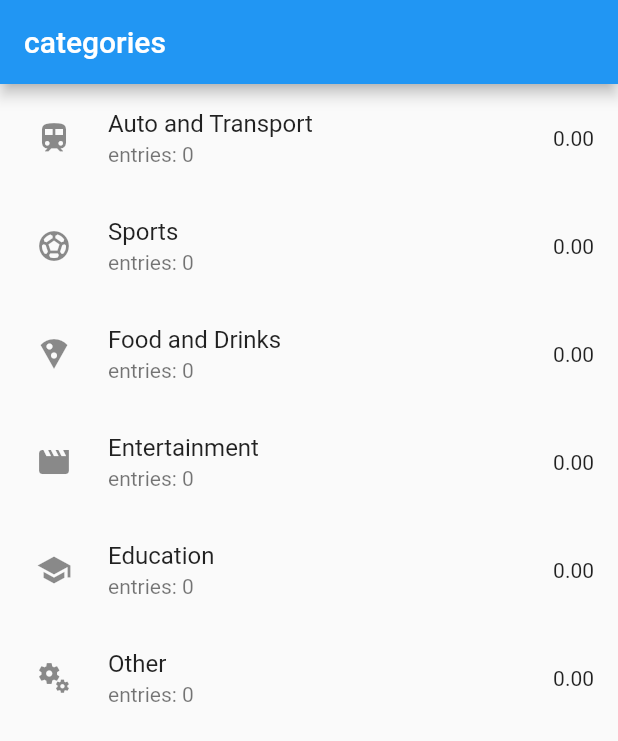
After one commit to MahdiMohammadi98125/expense-tacker-app, a Flutter app: the screen it shows after launch, on a phone screen of 412 x 824 dp. The commit adds this screen. Shown: the top 741 px of the screen. Run offline on Flutter 3.47's test engine with Material 2 defaults, Android fonts, the phone set to English and light mode, and no system bars; our stand-ins replace sqflite; accounts and stored records are empty.

Commit message:
category list widget added

```diff
--- a/lib/screens/category_screen.dart
+++ b/lib/screens/category_screen.dart
@@ -1,5 +1,5 @@
 import 'package:flutter/material.dart';
-import '../widgets/category_fetcher.dart';
+import '../widgets/category_screen/category_fetcher.dart';
 
 class CategoryScreen extends StatelessWidget {
   const CategoryScreen({super.key});
--- a/lib/widgets/category_fetcher.dart
+++ b/lib/widgets/category_screen/category_fetcher.dart
@@ -3,7 +3,8 @@
 import 'package:expense_tracker_app/models/database_provider.dart';
 import 'package:flutter/material.dart';
 import 'package:provider/provider.dart';
-import '../models/database_provider.dart';
+import '../../models/database_provider.dart';
+import './category_list.dart';
 
 class CategoryFetcher extends StatefulWidget {
   const CategoryFetcher({super.key});
@@ -37,22 +38,7 @@ class _CategoryFetcherState extends State<CategoryFetcher> {
           if (snapshot.hasError) {
             return Center(child: Text(snapshot.error.toString()));
           } else {
-            return Consumer<DatabaseProvider>(builder: (_, db, __) {
-              // get the categories
-              var list = db.categories;
-              return ListView.builder(
-                itemCount: list.length,
-                itemBuilder: (_, i) => ListTile(
-                  leading: Padding(
-                    padding: const EdgeInsets.all(8.0),
-                    child: Icon(list[i].icon),
-                  ),
-                  title: Text(list[i].title),
-                  subtitle: Text('entries: ${list[i].entries}'),
-                  trailing: Text('${(list[i].totalAmount).toStringAsFixed(2)}'),
-                ),
-              );
-            });
+            return const CategoryList();
           }
         } else {
           return const Center(child: CircularProgressIndicator());
--- /dev/null
+++ b/lib/widgets/category_screen/category_list.dart
@@ -0,0 +1,30 @@
+import 'package:flutter/material.dart';
+import 'package:provider/provider.dart';
+
+import '../../models/database_provider.dart';
+
+class CategoryList extends StatelessWidget {
+  const CategoryList({
+    Key? key,
+  }) : super(key: key);
+
+  @override
+  Widget build(BuildContext context) {
+    return Consumer<DatabaseProvider>(builder: (_, db, __) {
+      // get the categories
+      var list = db.categories;
+      return ListView.builder(
+        itemCount: list.length,
+        itemBuilder: (_, i) => ListTile(
+          leading: Padding(
+            padding: const EdgeInsets.all(8.0),
+            child: Icon(list[i].icon),
+          ),
+          title: Text(list[i].title),
+          subtitle: Text('entries: ${list[i].entries}'),
+          trailing: Text('${(list[i].totalAmount).toStringAsFixed(2)}'),
+        ),
+      );
+    });
+  }
+}
```
